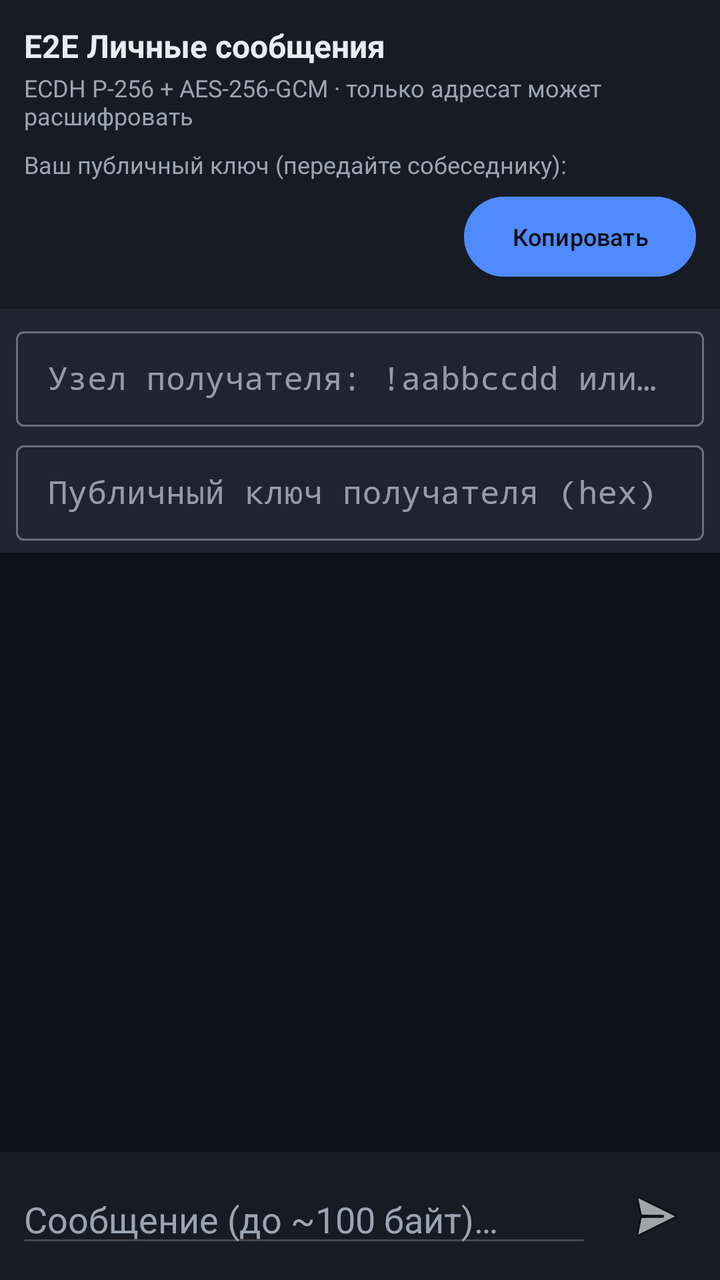
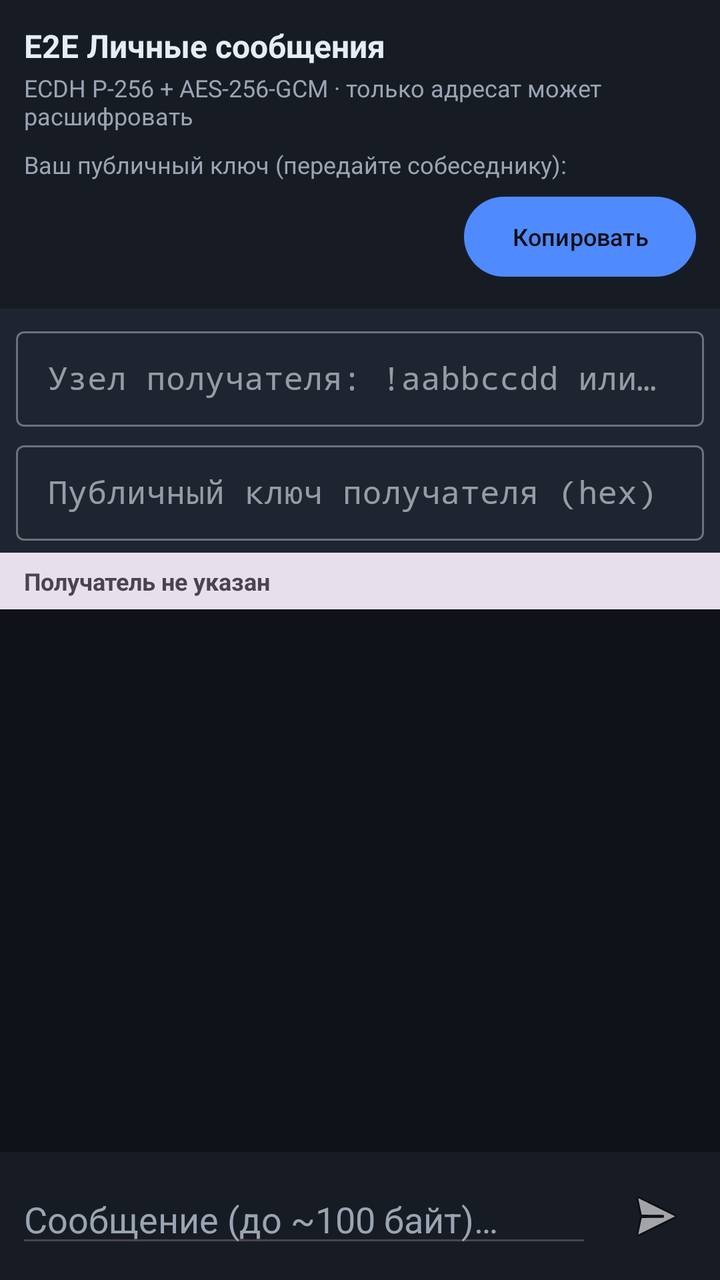

Two renders of the same Android screen: before a commit and after it. Below are the layout's source before the change and the commit's diff.
<!-- AndroidManifest.xml: application theme Theme.Meshtastic -->
<!-- res/layout/fragment_e2e_dm.xml -->
<?xml version="1.0" encoding="utf-8"?>
<LinearLayout xmlns:android="http://schemas.android.com/apk/res/android"
    android:layout_width="match_parent"
    android:layout_height="match_parent"
    android:orientation="vertical"
    android:background="@color/app_background">

    
    <LinearLayout
        android:layout_width="match_parent"
        android:layout_height="wrap_content"
        android:orientation="vertical"
        android:padding="12dp"
        android:background="@color/app_surface">

        <TextView
            android:layout_width="wrap_content"
            android:layout_height="wrap_content"
            android:text="@string/e2e_title"
            android:textColor="@color/app_on_surface"
            android:textSize="16sp"
            android:textStyle="bold" />

        <TextView
            android:layout_width="wrap_content"
            android:layout_height="wrap_content"
            android:text="@string/e2e_subtitle"
            android:textColor="@color/app_on_surface_muted"
            android:textSize="12sp"
            android:paddingTop="2dp"
            android:paddingBottom="8dp" />

        <TextView
            android:layout_width="wrap_content"
            android:layout_height="wrap_content"
            android:text="@string/e2e_my_key_label"
            android:textColor="@color/app_on_surface_muted"
            android:textSize="12sp" />

        <LinearLayout
            android:layout_width="match_parent"
            android:layout_height="wrap_content"
            android:orientation="horizontal"
            android:gravity="center_vertical"
            android:paddingTop="4dp">

            <TextView
                android:id="@+id/tv_my_pubkey"
                android:layout_width="0dp"
                android:layout_height="wrap_content"
                android:layout_weight="1"
                android:textColor="@color/app_primary"
                android:textSize="11sp"
                android:fontFamily="monospace"
                android:singleLine="true"
                android:ellipsize="end"
                android:paddingEnd="8dp" />

            <Button
                android:id="@+id/btn_copy_key"
                android:layout_width="wrap_content"
                android:layout_height="wrap_content"
                android:text="@string/e2e_btn_copy"
                android:textSize="12sp" />

        </LinearLayout>
    </LinearLayout>

    
    <LinearLayout
        android:layout_width="match_parent"
        android:layout_height="wrap_content"
        android:orientation="vertical"
        android:paddingHorizontal="8dp"
        android:paddingVertical="6dp"
        android:background="@color/app_surface_alt">

        <com.google.android.material.textfield.TextInputLayout
            android:layout_width="match_parent"
            android:layout_height="wrap_content"
            android:hint="@string/e2e_hint_recipient_node"
            style="@style/Widget.MaterialComponents.TextInputLayout.OutlinedBox.Dense">

            <com.google.android.material.textfield.TextInputEditText
                android:id="@+id/et_recipient_node"
                android:layout_width="match_parent"
                android:layout_height="wrap_content"
                android:inputType="text"
                android:fontFamily="monospace" />

        </com.google.android.material.textfield.TextInputLayout>

        <com.google.android.material.textfield.TextInputLayout
            android:layout_width="match_parent"
            android:layout_height="wrap_content"
            android:hint="@string/e2e_hint_recipient_pubkey"
            android:layout_marginTop="4dp"
            style="@style/Widget.MaterialComponents.TextInputLayout.OutlinedBox.Dense">

            <com.google.android.material.textfield.TextInputEditText
                android:id="@+id/et_recipient_pubkey"
                android:layout_width="match_parent"
                android:layout_height="wrap_content"
                android:inputType="text"
                android:fontFamily="monospace" />

        </com.google.android.material.textfield.TextInputLayout>

    </LinearLayout>

    
    <androidx.recyclerview.widget.RecyclerView
        android:id="@+id/rv_e2e_messages"
        android:layout_width="match_parent"
        android:layout_height="0dp"
        android:layout_weight="1"
        android:padding="8dp"
        android:clipToPadding="false" />

    
    <LinearLayout
        android:layout_width="match_parent"
        android:layout_height="wrap_content"
        android:orientation="horizontal"
        android:padding="8dp"
        android:gravity="center_vertical"
        android:background="@color/app_surface"
        android:elevation="4dp">

        <EditText
            android:id="@+id/et_e2e_message"
            android:layout_width="0dp"
            android:layout_height="wrap_content"
            android:layout_weight="1"
            android:hint="@string/e2e_hint_message"
            android:inputType="textMultiLine|textCapSentences"
            android:maxLines="4"
            android:textColor="@color/app_on_surface"
            android:textColorHint="@color/app_on_surface_muted" />

        <ImageButton
            android:id="@+id/btn_e2e_send"
            android:layout_width="48dp"
            android:layout_height="48dp"
            android:layout_marginStart="8dp"
            android:src="@android:drawable/ic_menu_send"
            android:background="?attr/selectableItemBackgroundBorderless"
            android:contentDescription="@string/e2e_btn_send_desc" />

    </LinearLayout>

</LinearLayout>
<!-- resources referenced by this layout -->
<resources>
  <color name="app_background">#0F1218</color>
  <color name="app_on_surface">#E6EDF3</color>
  <color name="app_on_surface_muted">#9AA4B2</color>
  <color name="app_primary">#4F8BFF</color>
  <color name="app_surface">#171C24</color>
  <color name="app_surface_alt">#1E2531</color>
  <string name="e2e_btn_copy">Копировать</string>
  <string name="e2e_btn_send_desc">Отправить E2E</string>
  <string name="e2e_hint_message">Сообщение (до ~100 байт)…</string>
  <string name="e2e_hint_recipient_node">Узел получателя: !aabbccdd или число</string>
  <string name="e2e_hint_recipient_pubkey">Публичный ключ получателя (hex)</string>
  <string name="e2e_my_key_label">Ваш публичный ключ (передайте собеседнику):</string>
  <string name="e2e_subtitle">ECDH P-256 + AES-256-GCM · только адресат может расшифровать</string>
  <string name="e2e_title">E2E Личные сообщения</string>
  <style name="Theme.Meshtastic" parent="Base.Theme.Meshtastic" />
  <style name="Base.Theme.Meshtastic" parent="Theme.Material3.DayNight.NoActionBar">
          <item name="colorPrimary">@color/app_primary</item>
          <item name="colorOnPrimary">@color/app_on_primary</item>
          <item name="colorSecondary">@color/app_secondary</item>
          <item name="colorOnSecondary">@color/app_on_primary</item>
          <item name="android:colorBackground">@color/app_background</item>
          <item name="colorSurface">@color/app_surface</item>
          <item name="colorOnSurface">@color/app_on_surface</item>
          <item name="colorOutline">@color/app_outline</item>
          <item name="android:statusBarColor">@color/app_background</item>
          <item name="android:navigationBarColor">@color/app_background</item>
      </style>
  <color name="app_on_primary">#0B0E14</color>
  <color name="app_secondary">#2EC4B6</color>
  <color name="app_outline">#2A3444</color>
</resources>

<!-- the commit's change to res/layout/fragment_e2e_dm.xml (unified diff, before → after) -->
@@ -109,6 +109,18 @@
     </LinearLayout>
 
     
+    <TextView
+        android:id="@+id/tv_recipient_indicator"
+        android:layout_width="match_parent"
+        android:layout_height="wrap_content"
+        android:paddingHorizontal="12dp"
+        android:paddingVertical="6dp"
+        android:textSize="12sp"
+        android:textStyle="bold"
+        android:text="@string/e2e_recipient_not_set"
+        android:background="?attr/colorSurfaceVariant" />
+
+    
     <androidx.recyclerview.widget.RecyclerView
         android:id="@+id/rv_e2e_messages"
         android:layout_width="match_parent"
<!-- resource entries referenced after the edit -->
@@ -12,6 +12,7 @@
   <string name="e2e_hint_recipient_node">Узел получателя: !aabbccdd или число</string>
   <string name="e2e_hint_recipient_pubkey">Публичный ключ получателя (hex)</string>
   <string name="e2e_my_key_label">Ваш публичный ключ (передайте собеседнику):</string>
+  <string name="e2e_recipient_not_set">Получатель не указан</string>
   <string name="e2e_subtitle">ECDH P-256 + AES-256-GCM · только адресат может расшифровать</string>
   <string name="e2e_title">E2E Личные сообщения</string>
   <style name="Theme.Meshtastic" parent="Base.Theme.Meshtastic" />
